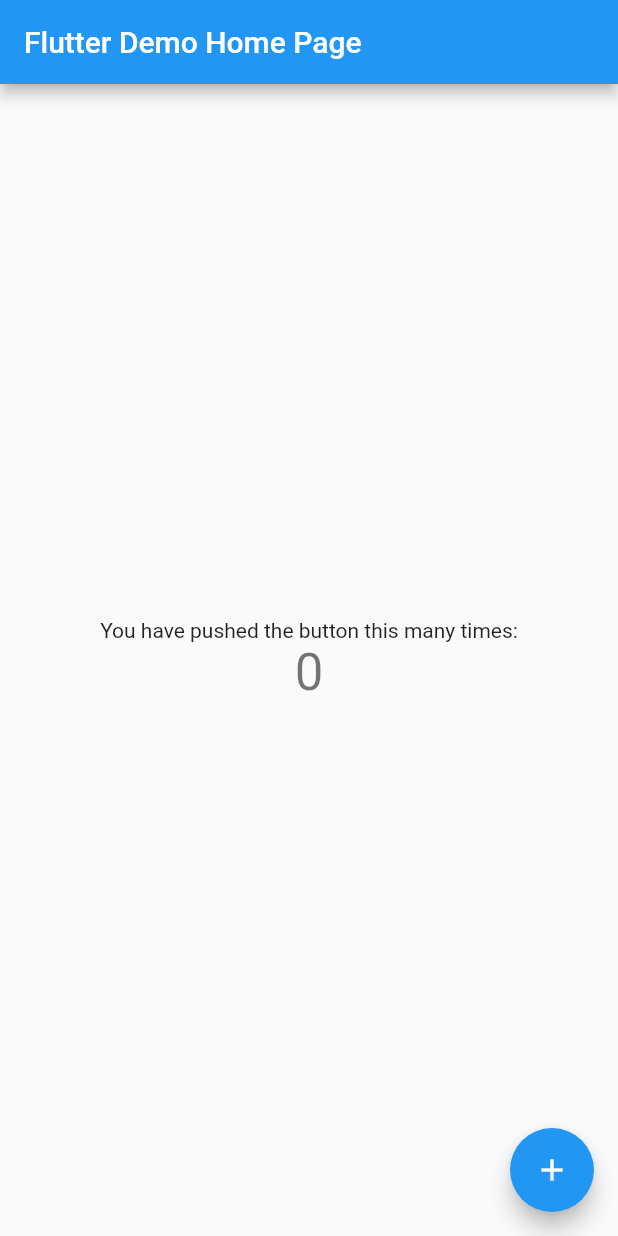
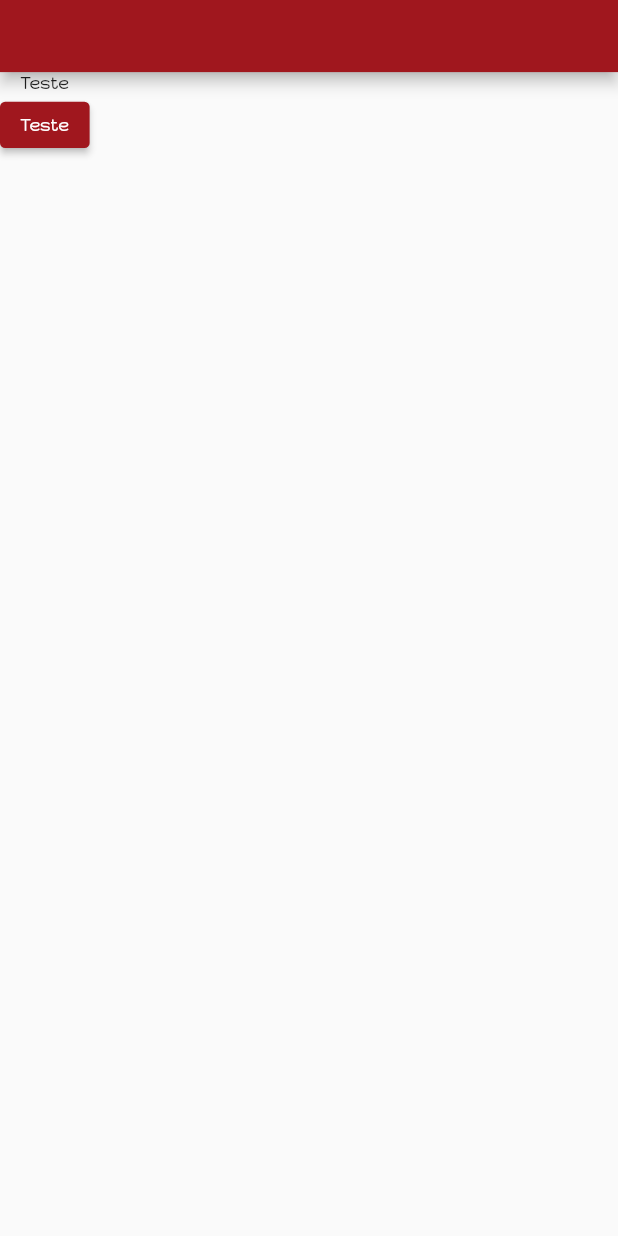
Before and after one commit to BrayanBertan/desafio_sistema_info, a Flutter app: the screen it shows after launch, on a phone screen of 412 x 824 dp. Run offline on Flutter 3.47's test engine with Material 2 defaults, Android fonts, the phone set to English and light mode, and no system bars; our stand-ins replace get, responsive_framework.

Commit message:
FLUTTER - Organização e configuração inicial

```diff
--- a/desafio_flutter/lib/main.dart
+++ b/desafio_flutter/lib/main.dart
@@ -1,115 +1,56 @@
 import 'package:flutter/material.dart';
+import 'package:get/get.dart';
+import 'package:responsive_framework/responsive_framework.dart';
 
 void main() {
-  runApp(const MyApp());
+  runApp(const DesafioApp());
 }
 
-class MyApp extends StatelessWidget {
-  const MyApp({Key? key}) : super(key: key);
+class DesafioApp extends StatelessWidget {
+  const DesafioApp({Key? key}) : super(key: key);
 
-  // This widget is the root of your application.
   @override
   Widget build(BuildContext context) {
-    return MaterialApp(
-      title: 'Flutter Demo',
+    return GetMaterialApp(
+      debugShowCheckedModeBanner: false,
+      title: 'Desafio Sistema info',
       theme: ThemeData(
-        // This is the theme of your application.
-        //
-        // Try running your application with "flutter run". You'll see the
-        // application has a blue toolbar. Then, without quitting the app, try
-        // changing the primarySwatch below to Colors.green and then invoke
-        // "hot reload" (press "r" in the console where you ran "flutter run",
-        // or simply save your changes to "hot reload" in a Flutter IDE).
-        // Notice that the counter didn't reset back to zero; the application
-        // is not restarted.
-        primarySwatch: Colors.blue,
+        primarySwatch: const MaterialColor(0xFFa0171e, {
+          50: Color(0xFFa0171e),
+          100: Color(0xFFa0171e),
+          200: Color(0xFFa0171e),
+          300: Color(0xFFa0171e),
+          400: Color(0xFFa0171e),
+          500: Color(0xFFa2161c),
+          600: Color(0xFFa2161c),
+          700: Color(0xFFa2161c),
+          800: Color(0xFFa2161c),
+          900: Color(0xFFa2161c),
+        }),
+        primaryColor: const Color.fromRGBO(160, 24, 28, 1),
+        fontFamily: 'happymonkey',
       ),
-      home: const MyHomePage(title: 'Flutter Demo Home Page'),
+      builder: (context, widget) => ResponsiveWrapper.builder(
+          ClampingScrollWrapper.builder(context, widget!),
+          minWidth: 480,
+          defaultName: MOBILE,
+          defaultScale: true,
+          breakpoints: [
+            const ResponsiveBreakpoint.autoScale(450, name: MOBILE),
+            const ResponsiveBreakpoint.autoScale(700, name: TABLET),
+            const ResponsiveBreakpoint.resize(800, name: DESKTOP),
+          ]),
+      home: Scaffold(
+        appBar: AppBar(),
+        body: Container(
+          child: Column(
+            children: [
+              Text('Teste'),
+              ElevatedButton(onPressed: () {}, child: Text('Teste'))
+            ],
+          ),
+        ),
+      ),
     );
   }
 }
-
-class MyHomePage extends StatefulWidget {
-  const MyHomePage({Key? key, required this.title}) : super(key: key);
-
-  // This widget is the home page of your application. It is stateful, meaning
-  // that it has a State object (defined below) that contains fields that affect
-  // how it looks.
-
-  // This class is the configuration for the state. It holds the values (in this
-  // case the title) provided by the parent (in this case the App widget) and
-  // used by the build method of the State. Fields in a Widget subclass are
-  // always marked "final".
-
-  final String title;
-
-  @override
-  State<MyHomePage> createState() => _MyHomePageState();
-}
-
-class _MyHomePageState extends State<MyHomePage> {
-  int _counter = 0;
-
-  void _incrementCounter() {
-    setState(() {
-      // This call to setState tells the Flutter framework that something has
-      // changed in this State, which causes it to rerun the build method below
-      // so that the display can reflect the updated values. If we changed
-      // _counter without calling setState(), then the build method would not be
-      // called again, and so nothing would appear to happen.
-      _counter++;
-    });
-  }
-
-  @override
-  Widget build(BuildContext context) {
-    // This method is rerun every time setState is called, for instance as done
-    // by the _incrementCounter method above.
-    //
-    // The Flutter framework has been optimized to make rerunning build methods
-    // fast, so that you can just rebuild anything that needs updating rather
-    // than having to individually change instances of widgets.
-    return Scaffold(
-      appBar: AppBar(
-        // Here we take the value from the MyHomePage object that was created by
-        // the App.build method, and use it to set our appbar title.
-        title: Text(widget.title),
-      ),
-      body: Center(
-        // Center is a layout widget. It takes a single child and positions it
-        // in the middle of the parent.
-        child: Column(
-          // Column is also a layout widget. It takes a list of children and
-          // arranges them vertically. By default, it sizes itself to fit its
-          // children horizontally, and tries to be as tall as its parent.
-          //
-          // Invoke "debug painting" (press "p" in the console, choose the
-          // "Toggle Debug Paint" action from the Flutter Inspector in Android
-          // Studio, or the "Toggle Debug Paint" command in Visual Studio Code)
-          // to see the wireframe for each widget.
-          //
-          // Column has various properties to control how it sizes itself and
-          // how it positions its children. Here we use mainAxisAlignment to
-          // center the children vertically; the main axis here is the vertical
-          // axis because Columns are vertical (the cross axis would be
-          // horizontal).
-          mainAxisAlignment: MainAxisAlignment.center,
-          children: <Widget>[
-            const Text(
-              'You have pushed the button this many times:',
-            ),
-            Text(
-              '$_counter',
-              style: Theme.of(context).textTheme.headline4,
-            ),
-          ],
-        ),
-      ),
-      floatingActionButton: FloatingActionButton(
-        onPressed: _incrementCounter,
-        tooltip: 'Increment',
-        child: const Icon(Icons.add),
-      ), // This trailing comma makes auto-formatting nicer for build methods.
-    );
-  }
-}
```
Also changed, not shown: desafio_flutter/pubspec.yaml (+10 -5 lines), desafio_flutter/assets/fontes/HappyMonkey-Regular.ttf (added), desafio_flutter/pubspec.lock, 1 other file.
